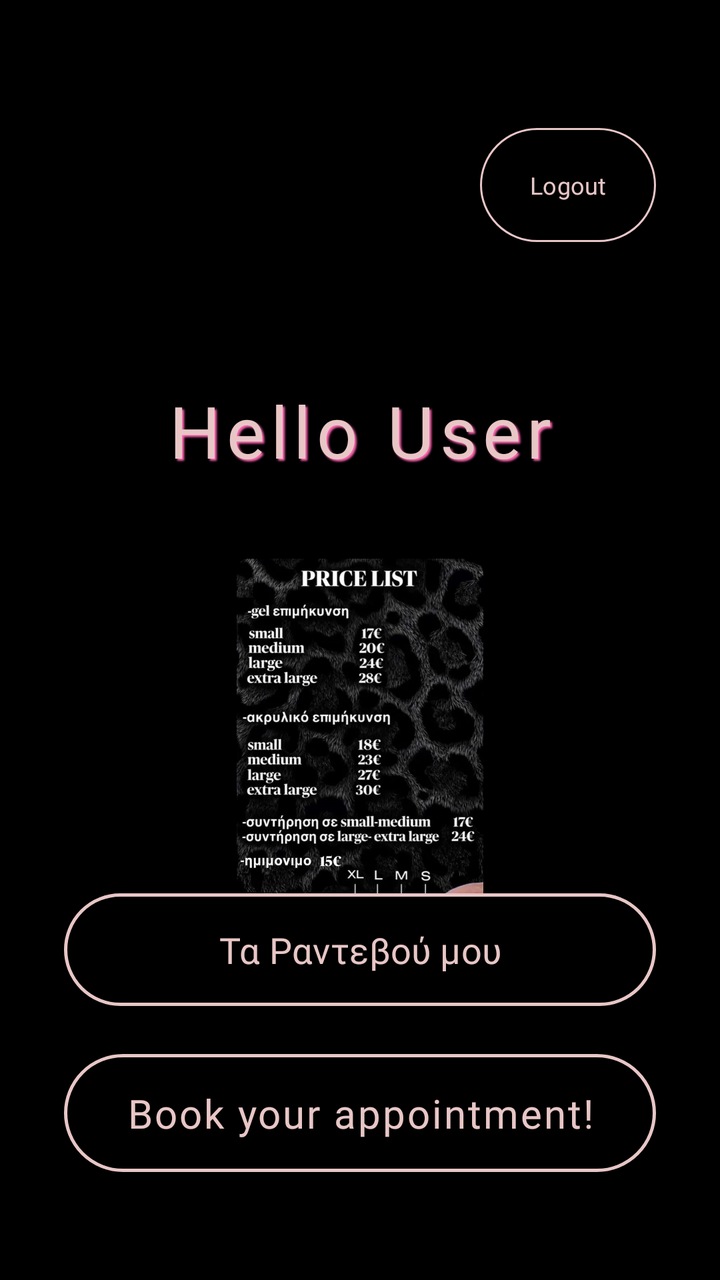
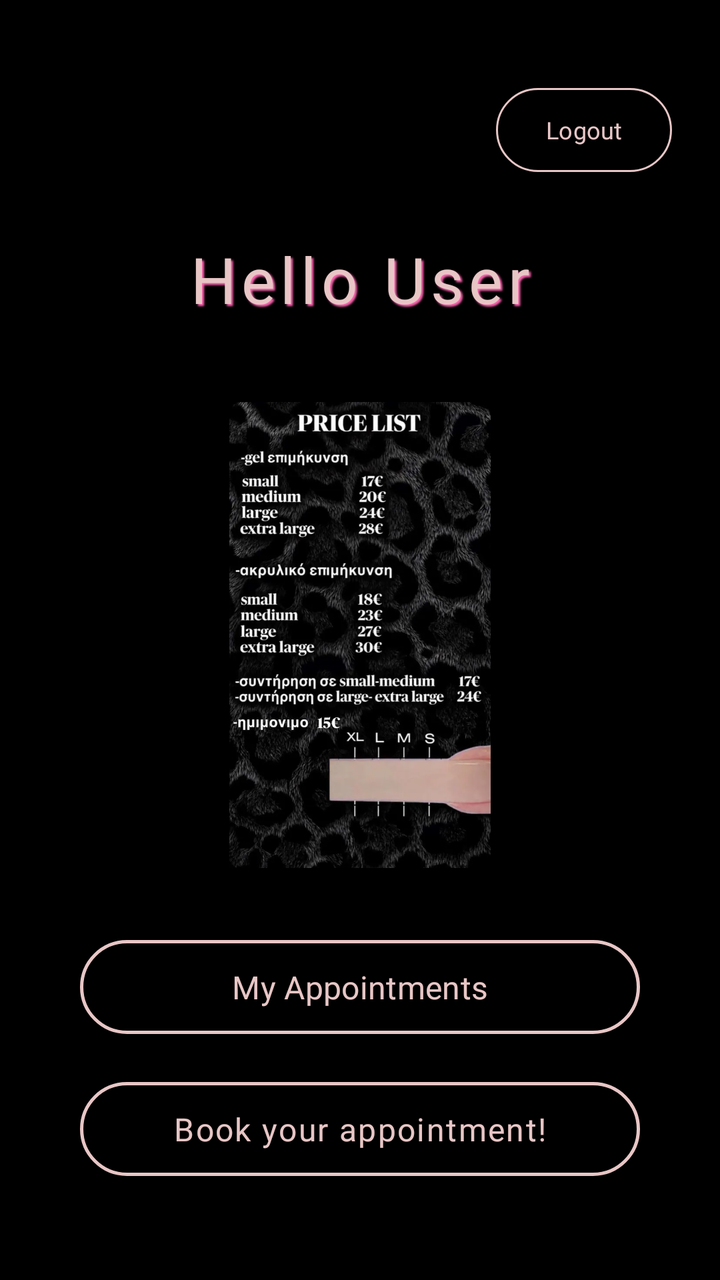

Screens rendered from an Android XML layout before and after an edit, with the pre-edit source and the edit as a unified diff.
<!-- AndroidManifest.xml: application theme Theme.Kalypsws_nails -->
<!-- res/layout/activity_home.xml -->
<?xml version="1.0" encoding="utf-8"?>
<androidx.constraintlayout.widget.ConstraintLayout
    xmlns:android="http://schemas.android.com/apk/res/android"
    xmlns:app="http://schemas.android.com/apk/res-auto"
    xmlns:tools="http://schemas.android.com/tools"
    android:layout_width="match_parent"
    android:layout_height="match_parent"
    android:background="#000000">


    <Button
        android:id="@+id/btnLogout"
        style="?attr/materialButtonOutlinedStyle"
        android:layout_width="wrap_content"
        android:layout_height="65dp"
        android:layout_marginTop="60dp"
        android:layout_marginEnd="32dp"
        android:text="Logout"
        android:textColor="#E8C6C6"
        android:textSize="12sp"
        android:fontFamily="@font/font4"
        app:strokeColor="#E8C6C6"
        app:strokeWidth="1dp"
        app:backgroundTint="#000000"
        app:layout_constraintEnd_toEndOf="parent"
        app:layout_constraintTop_toTopOf="parent" />

    <TextView
        android:id="@+id/tvGreeting"
        android:layout_width="match_parent"
        android:layout_height="wrap_content"
        android:layout_marginStart="32dp"
        android:layout_marginEnd="32dp"
        android:layout_marginTop="50dp"
        android:padding="16dp"
        android:text="Hello User"
        android:textSize="36sp"
        android:letterSpacing="0.08"
        android:fontFamily="@font/font4"
        android:textColor="#E8C6C6"
        android:shadowColor="#FF66B2"
        android:shadowDx="3"
        android:shadowDy="3"
        android:shadowRadius="2"
        android:gravity="center"
        app:layout_constraintEnd_toEndOf="parent"
        app:layout_constraintStart_toStartOf="parent"
        app:layout_constraintTop_toBottomOf="@+id/btnLogout" /> <ImageView
    android:id="@+id/ivPriceList"
    android:layout_width="match_parent"
    android:layout_height="0dp"
    android:layout_marginTop="24dp"
    android:layout_marginBottom="24dp"
    android:scaleType="fitCenter"
    android:src="@drawable/price_list"
    android:contentDescription="Τιμοκατάλογος Υπηρεσιών"
    app:layout_constraintBottom_toTopOf="@+id/tvBookAppointment"
    app:layout_constraintEnd_toEndOf="parent"
    app:layout_constraintStart_toStartOf="parent"
    app:layout_constraintTop_toBottomOf="@+id/tvGreeting" />

    <Button
        android:id="@+id/btnMyAppointments"
        style="?attr/materialButtonOutlinedStyle"
        android:layout_width="match_parent"
        android:layout_height="wrap_content"
        android:layout_marginStart="32dp"
        android:layout_marginEnd="32dp"
        android:layout_marginBottom="16dp"
        android:padding="16dp"
        android:text="Τα Ραντεβού μου"
        android:fontFamily="@font/font4"
        android:textSize="18sp"
        android:textColor="#E8C6C6"
        app:strokeColor="#E8C6C6"
        app:strokeWidth="1.5dp"
        app:backgroundTint="#000000"
        app:layout_constraintBottom_toTopOf="@+id/tvBookAppointment"
        app:layout_constraintEnd_toEndOf="parent"
        app:layout_constraintStart_toStartOf="parent" />

    <Button
        android:id="@+id/tvBookAppointment"
        style="?attr/materialButtonOutlinedStyle"
        android:layout_width="match_parent"
        android:layout_height="wrap_content"
        android:layout_marginStart="32dp"
        android:layout_marginEnd="32dp"
        android:layout_marginBottom="50dp"
        android:padding="16dp"
        android:text="Book your appointment!"
        android:fontFamily="@font/font4"
        android:textSize="20sp"
        android:textColor="#E8C6C6"
        android:letterSpacing="0.05"
        app:strokeColor="#E8C6C6"
        app:strokeWidth="1.5dp"
        app:backgroundTint="#000000"
        app:layout_constraintBottom_toBottomOf="parent"
        app:layout_constraintEnd_toEndOf="parent"
        app:layout_constraintStart_toStartOf="parent" />

</androidx.constraintlayout.widget.ConstraintLayout>
<!-- resources referenced by this layout -->
<resources>
  <!-- drawable price_list: webp bitmap (drawable, 66560 bytes) -->
  <style name="Theme.Kalypsws_nails" parent="Base.Theme.Kalypsws_nails" />
  <style name="Base.Theme.Kalypsws_nails" parent="Theme.Material3.DayNight.NoActionBar">
          
          
      </style>
</resources>

<!-- the commit's change to res/layout/activity_home.xml (unified diff, before → after) -->
@@ -7,14 +7,13 @@
     android:layout_height="match_parent"
     android:background="#000000">
 
-
     <Button
         android:id="@+id/btnLogout"
         style="?attr/materialButtonOutlinedStyle"
         android:layout_width="wrap_content"
-        android:layout_height="65dp"
-        android:layout_marginTop="60dp"
-        android:layout_marginEnd="32dp"
+        android:layout_height="50dp"
+        android:layout_marginTop="40dp"
+        android:layout_marginEnd="24dp"
         android:text="Logout"
         android:textColor="#E8C6C6"
         android:textSize="12sp"
@@ -31,10 +30,10 @@
         android:layout_height="wrap_content"
         android:layout_marginStart="32dp"
         android:layout_marginEnd="32dp"
-        android:layout_marginTop="50dp"
-        android:padding="16dp"
+        android:layout_marginTop="20dp"
+        android:padding="8dp"
         android:text="Hello User"
-        android:textSize="36sp"
+        android:textSize="32sp"
         android:letterSpacing="0.08"
         android:fontFamily="@font/font4"
         android:textColor="#E8C6C6"
@@ -45,32 +44,33 @@
         android:gravity="center"
         app:layout_constraintEnd_toEndOf="parent"
         app:layout_constraintStart_toStartOf="parent"
-        app:layout_constraintTop_toBottomOf="@+id/btnLogout" /> <ImageView
-    android:id="@+id/ivPriceList"
-    android:layout_width="match_parent"
-    android:layout_height="0dp"
-    android:layout_marginTop="24dp"
-    android:layout_marginBottom="24dp"
-    android:scaleType="fitCenter"
-    android:src="@drawable/price_list"
-    android:contentDescription="Τιμοκατάλογος Υπηρεσιών"
-    app:layout_constraintBottom_toTopOf="@+id/tvBookAppointment"
-    app:layout_constraintEnd_toEndOf="parent"
-    app:layout_constraintStart_toStartOf="parent"
-    app:layout_constraintTop_toBottomOf="@+id/tvGreeting" />
+        app:layout_constraintTop_toBottomOf="@+id/btnLogout" />
+
+    <ImageView
+        android:id="@+id/ivPriceList"
+        android:layout_width="match_parent"
+        android:layout_height="0dp"
+        android:layout_marginTop="32dp"
+        android:layout_marginBottom="32dp"
+        android:scaleType="fitCenter"
+        android:src="@drawable/price_list"
+        android:contentDescription="Τιμοκατάλογος Υπηρεσιών"
+        app:layout_constraintBottom_toTopOf="@+id/btnMyAppointments"
+        app:layout_constraintEnd_toEndOf="parent"
+        app:layout_constraintStart_toStartOf="parent"
+        app:layout_constraintTop_toBottomOf="@+id/tvGreeting" />
 
     <Button
         android:id="@+id/btnMyAppointments"
         style="?attr/materialButtonOutlinedStyle"
         android:layout_width="match_parent"
-        android:layout_height="wrap_content"
-        android:layout_marginStart="32dp"
-        android:layout_marginEnd="32dp"
+        android:layout_height="55dp"
+        android:layout_marginStart="40dp"
+        android:layout_marginEnd="40dp"
         android:layout_marginBottom="16dp"
-        android:padding="16dp"
-        android:text="Τα Ραντεβού μου"
+        android:text="My Appointments"
         android:fontFamily="@font/font4"
-        android:textSize="18sp"
+        android:textSize="16sp"
         android:textColor="#E8C6C6"
         app:strokeColor="#E8C6C6"
         app:strokeWidth="1.5dp"
@@ -83,14 +83,13 @@
         android:id="@+id/tvBookAppointment"
         style="?attr/materialButtonOutlinedStyle"
         android:layout_width="match_parent"
-        android:layout_height="wrap_content"
-        android:layout_marginStart="32dp"
-        android:layout_marginEnd="32dp"
-        android:layout_marginBottom="50dp"
-        android:padding="16dp"
+        android:layout_height="55dp"
+        android:layout_marginStart="40dp"
+        android:layout_marginEnd="40dp"
+        android:layout_marginBottom="48dp"
         android:text="Book your appointment!"
         android:fontFamily="@font/font4"
-        android:textSize="20sp"
+        android:textSize="16sp"
         android:textColor="#E8C6C6"
         android:letterSpacing="0.05"
         app:strokeColor="#E8C6C6"
